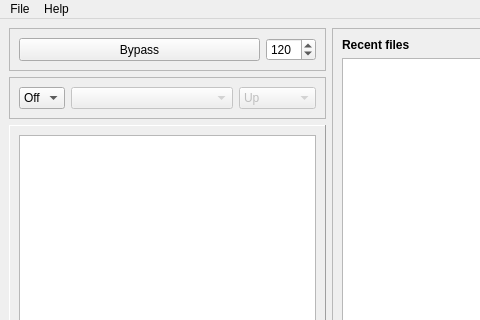
Above: trunk/mainwindow.ui from BackupTheBerlios/dreamsculpt-svn before the change; both pictures show x 0 to 480 and y 0 to 320 of the 570 by 498 pixel window. Below: the same form after it.
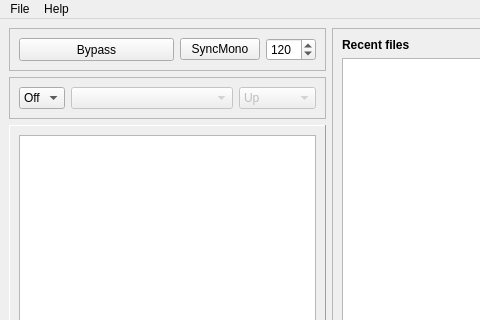
That is the form after the change. Icons and pictures are not drawn.

Commit message: SyncMono mode! Wohooo!

Diff of the .ui file:
```diff
--- a/trunk/mainwindow.ui
+++ b/trunk/mainwindow.ui
@@ -117,6 +117,22 @@
             </property>
            </widget>
           </item>
+          <item>
+           <widget class="QPushButton" name="syncMonoButton" >
+            <property name="sizePolicy" >
+             <sizepolicy vsizetype="Fixed" hsizetype="Maximum" >
+              <horstretch>0</horstretch>
+              <verstretch>0</verstretch>
+             </sizepolicy>
+            </property>
+            <property name="text" >
+             <string>SyncMono</string>
+            </property>
+            <property name="checkable" >
+             <bool>true</bool>
+            </property>
+           </widget>
+          </item>
           <item>
            <widget class="QSpinBox" name="tempoBox" >
             <property name="sizePolicy" >
```
The commit also changes 7 other files.
